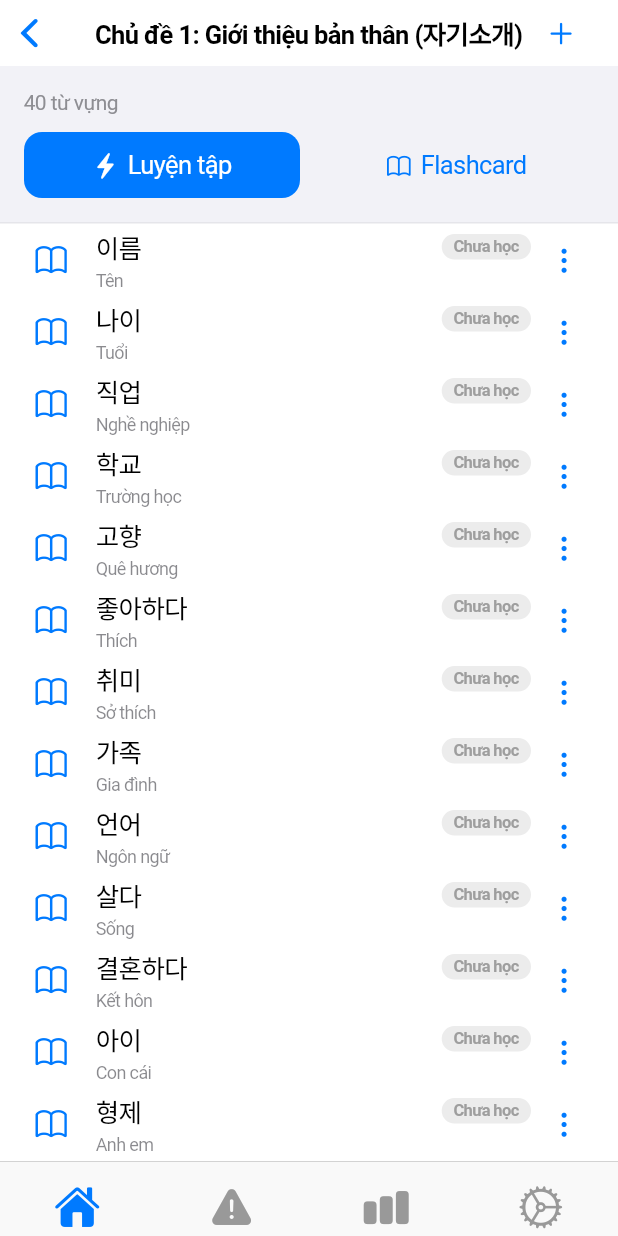
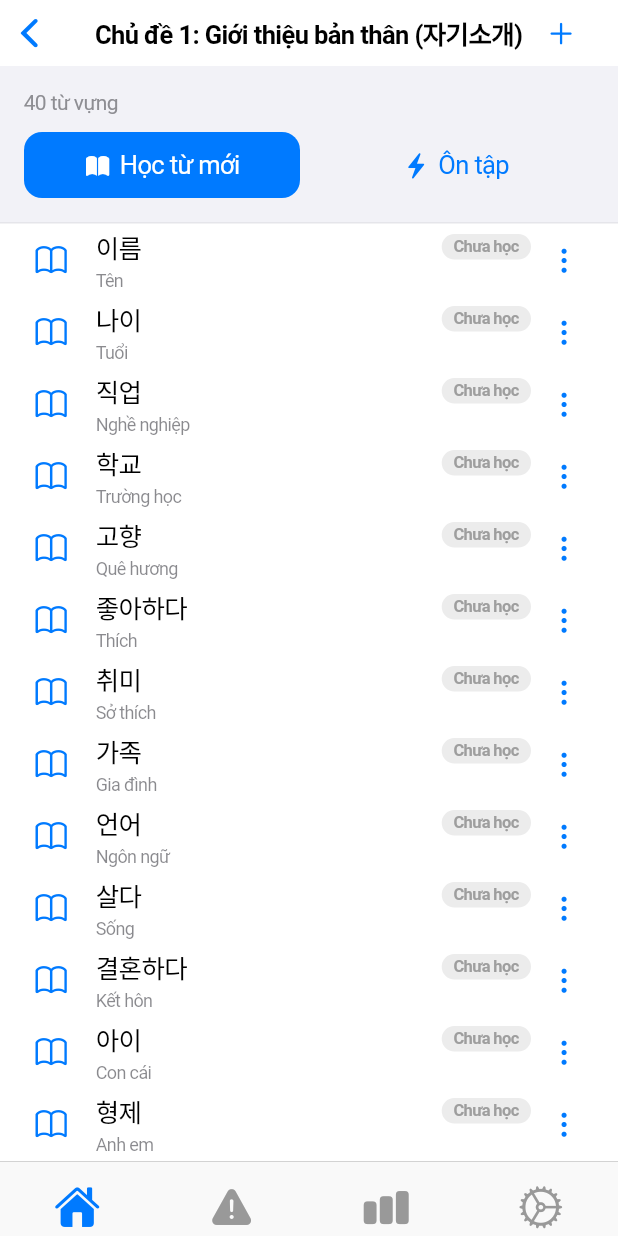
Before and after one commit to tuta-ktech-dev/korean-vocab-app, a Flutter app: the screen it shows after launch, after a tap on "Chủ đề 1: Giới thiệu bản thân (자기소개)", on a phone screen of 412 x 824 dp. Run offline on Flutter 3.47's test engine with Material 3 defaults, Android fonts, the phone set to English and light mode, and no system bars; our stand-ins replace equatable, flip_card, flutter_bloc, flutter_tts, image_picker, sqflite; accounts and stored records are empty.

Commit message:
Feat: Separate 'Học từ mới' and 'Ôn tập' flows
- Fix SRSService.getDueVocabs to exclude unseen words (totalReviews==0)
- Add SRSService.getNewVocabs for words never studied before
- Add QuizCubit.startLearnSession (flashcard-only mode for new words)
- Add isLearnMode to QuizSession and QuizScreen
- Refactor QuizSetupScreen to accept QuizSetupMode (learn/review)
- Update HomeScreen and CategoryDetailScreen with separate buttons

```diff
--- a/lib/cubits/quiz_state.dart
+++ b/lib/cubits/quiz_state.dart
@@ -19,6 +19,8 @@ class QuizNoVocabs extends QuizState {
   @override
   List<Object?> get props => [message];
 }
+
+// Thêm flag để phân biệt learn mode vs review mode trong QuizQuestion
 
 class QuizQuestion extends QuizState {
   final Vocab vocab;
--- a/lib/models/quiz.dart
+++ b/lib/models/quiz.dart
@@ -1,32 +1,34 @@
 enum QuizMode {
-  flashcard,  // Chỉ xem, tự đánh giá
-  mcq,        // Multiple choice - chọn 1 trong 4
-  typing,     // Gõ đáp án
+  flashcard, // Chỉ xem, tự đánh giá
+  mcq, // Multiple choice - chọn 1 trong 4
+  typing, // Gõ đáp án
   reverseTyping, // Xem nghĩa, gõ từ Hàn
 }
 
 enum QuizResult {
-  correct,    // Đúng
-  incorrect,  // Sai
-  hint,       // Xem hint
-  skip,       // Bỏ qua
+  correct, // Đúng
+  incorrect, // Sai
+  hint, // Xem hint
+  skip, // Bỏ qua
 }
 
 class QuizSession {
   final String id;
   final DateTime startedAt;
   final List<String> vocabIds;
+  final bool isLearnMode; // true = học từ mới, false = ôn tập
   int currentIndex;
   int correctCount;
   int incorrectCount;
   int skippedCount;
-  Map<String, QuizMode> vocabModes; // Từ nào học bằng mode gì
-  Map<String, int> vocabAttempts;    // Số lần thử của mỗi từ
+  Map<String, QuizMode> vocabModes;
+  Map<String, int> vocabAttempts;
 
   QuizSession({
     required this.id,
     required this.startedAt,
     required this.vocabIds,
+    this.isLearnMode = false,
     this.currentIndex = 0,
     this.correctCount = 0,
     this.incorrectCount = 0,
@@ -36,13 +38,11 @@ class QuizSession {
   }) : vocabModes = vocabModes ?? {},
        vocabAttempts = vocabAttempts ?? {};
 
-  double get accuracy =>
-      correctCount + incorrectCount > 0
-          ? correctCount / (correctCount + incorrectCount)
-          : 0;
+  double get accuracy => correctCount + incorrectCount > 0
+      ? correctCount / (correctCount + incorrectCount)
+      : 0;
 
   bool get isComplete => currentIndex >= vocabIds.length;
 
-  String get currentVocabId =>
-      isComplete ? '' : vocabIds[currentIndex];
+  String get currentVocabId => isComplete ? '' : vocabIds[currentIndex];
 }
--- a/lib/screens/home/home_screen.dart
+++ b/lib/screens/home/home_screen.dart
@@ -5,7 +5,6 @@ import '../../cubits/category_cubit.dart';
 import '../../models/category.dart';
 import '../vocab/category_detail_screen.dart';
 import '../vocab/add_category_screen.dart';
-import '../study/study_screen.dart';
 import '../quiz/quiz_setup_screen.dart';
 
 class HomeScreen extends StatelessWidget {
@@ -30,7 +29,7 @@ class HomeScreen extends StatelessWidget {
       child: SafeArea(
         child: Column(
           children: [
-            _buildStudyButton(context),
+            _buildStudyButtons(context),
             const SizedBox(height: 16),
             Expanded(child: _buildCategoryList()),
           ],
@@ -39,44 +38,52 @@ class HomeScreen extends StatelessWidget {
     );
   }
 
-  Widget _buildStudyButton(BuildContext context) {
+  Widget _buildStudyButtons(BuildContext context) {
     return Padding(
       padding: const EdgeInsets.all(16),
-      child: Column(
+      child: Row(
         children: [
-          CupertinoButton.filled(
+          Expanded(
+            child: CupertinoButton.filled(
+              padding: const EdgeInsets.symmetric(vertical: 14),
               onPressed: () {
                 Navigator.push(
                   context,
                   CupertinoPageRoute(
-                  builder: (context) => const QuizSetupScreen(),
+                    builder: (context) =>
+                        const QuizSetupScreen(mode: QuizSetupMode.learn),
                   ),
                 );
               },
-            child: const Row(
-              mainAxisAlignment: MainAxisAlignment.center,
+              child: const Column(
                 children: [
-                Icon(CupertinoIcons.bolt_fill),
-                SizedBox(width: 8),
-                Text('Luyện tập thông minh'),
+                  Icon(CupertinoIcons.book_fill, size: 24),
+                  SizedBox(height: 4),
+                  Text('Học từ mới', style: TextStyle(fontSize: 13)),
                 ],
               ),
             ),
-          const SizedBox(height: 12),
-          CupertinoButton(
+          ),
+          const SizedBox(width: 12),
+          Expanded(
+            child: CupertinoButton.filled(
+              padding: const EdgeInsets.symmetric(vertical: 14),
               onPressed: () {
                 Navigator.push(
                   context,
-                CupertinoPageRoute(builder: (context) => const StudyScreen()),
+                  CupertinoPageRoute(
+                    builder: (context) =>
+                        const QuizSetupScreen(mode: QuizSetupMode.review),
+                  ),
                 );
               },
-            child: const Row(
-              mainAxisAlignment: MainAxisAlignment.center,
+              child: const Column(
                 children: [
-                Icon(CupertinoIcons.book),
-                SizedBox(width: 8),
-                Text('Học flashcard'),
+                  Icon(CupertinoIcons.bolt_fill, size: 24),
+                  SizedBox(height: 4),
+                  Text('Ôn tập', style: TextStyle(fontSize: 13)),
                 ],
+              ),
             ),
           ),
         ],
--- a/lib/screens/vocab/category_detail_screen.dart
+++ b/lib/screens/vocab/category_detail_screen.dart
@@ -5,7 +5,6 @@ import '../../cubits/vocab_cubit.dart';
 import '../../models/category.dart';
 import '../../models/vocab.dart';
 import '../quiz/quiz_setup_screen.dart';
-import '../study/study_screen.dart';
 import 'add_vocab_screen.dart';
 import 'edit_vocab_screen.dart';
 import 'vocab_detail_screen.dart';
@@ -90,9 +89,7 @@ class _CategoryDetailScreenState extends State<CategoryDetailScreen> {
       padding: const EdgeInsets.all(16),
       decoration: BoxDecoration(
         color: CupertinoColors.systemGrey6,
-        border: Border(
-          bottom: BorderSide(color: CupertinoColors.systemGrey5),
-        ),
+        border: Border(bottom: BorderSide(color: CupertinoColors.systemGrey5)),
       ),
       child: Column(
         crossAxisAlignment: CrossAxisAlignment.start,
@@ -116,6 +113,7 @@ class _CategoryDetailScreenState extends State<CategoryDetailScreen> {
                       CupertinoPageRoute(
                         builder: (context) => QuizSetupScreen(
                           categoryId: widget.category.id,
+                          mode: QuizSetupMode.learn,
                         ),
                       ),
                     );
@@ -123,9 +121,9 @@ class _CategoryDetailScreenState extends State<CategoryDetailScreen> {
                   child: const Row(
                     mainAxisAlignment: MainAxisAlignment.center,
                     children: [
-                      Icon(CupertinoIcons.bolt_fill, size: 18),
+                      Icon(CupertinoIcons.book_fill, size: 18),
                       SizedBox(width: 6),
-                      Text('Luyện tập'),
+                      Text('Học từ mới'),
                     ],
                   ),
                 ),
@@ -138,8 +136,9 @@ class _CategoryDetailScreenState extends State<CategoryDetailScreen> {
                     Navigator.push(
                       context,
                       CupertinoPageRoute(
-                        builder: (context) => StudyScreen(
+                        builder: (context) => QuizSetupScreen(
                           categoryId: widget.category.id,
+                          mode: QuizSetupMode.review,
                         ),
                       ),
                     );
@@ -147,9 +146,9 @@ class _CategoryDetailScreenState extends State<CategoryDetailScreen> {
                   child: const Row(
                     mainAxisAlignment: MainAxisAlignment.center,
                     children: [
-                      Icon(CupertinoIcons.book, size: 18),
+                      Icon(CupertinoIcons.bolt_fill, size: 18),
                       SizedBox(width: 6),
-                      Text('Flashcard'),
+                      Text('Ôn tập'),
                     ],
                   ),
                 ),
```
Also changed, not shown: lib/core/services/srs_service.dart (+20 -14 lines), lib/cubits/quiz_cubit.dart (+63 -14 lines), lib/screens/quiz/quiz_screen.dart (+12 -15 lines), lib/screens/quiz/quiz_setup_screen.dart (+89 -13 lines). Lines whose indentation alone changed are shown as unchanged.
